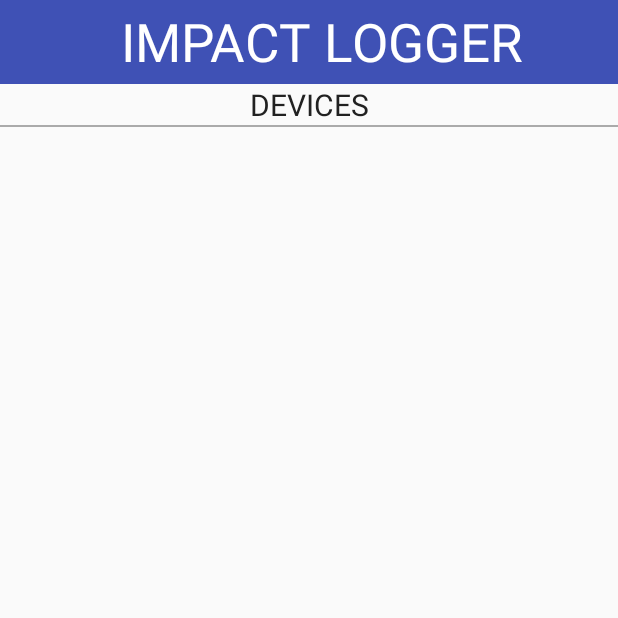
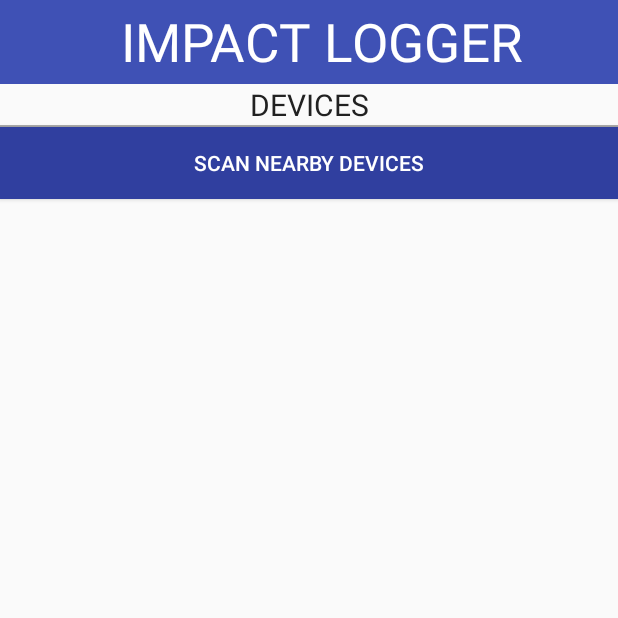
Before and after one commit to PrateeshGoswami/ImpactLogger2, an Android app: the DeviceScanActivity screen opened directly, with no data from a screen before it, on a phone screen of 412 x 824 dp, the top half of it. Run offline under Robolectric (Android 15) with nearby library versions, the phone set to English and light mode, and no system bars; 1 statement that could not run was skipped.

Commit message:
Add scan button

```diff
--- a/app/src/main/java/com/example/home/impactlogger/DeviceScanActivity.java
+++ b/app/src/main/java/com/example/home/impactlogger/DeviceScanActivity.java
@@ -17,6 +17,7 @@ import android.view.View;
 import android.view.ViewGroup;
 import android.widget.AdapterView;
 import android.widget.BaseAdapter;
+import android.widget.Button;
 import android.widget.ListView;
 import android.widget.TextView;
 import android.widget.Toast;
@@ -29,6 +30,7 @@ public class DeviceScanActivity extends AppCompatActivity {
     private boolean mScanning;
     private Handler mHandler;
     ListView listView;
+    Button scan_btn;
 
     private static final int REQUEST_ENABLE_BT = 1;
     // Stops scanning after 10 seconds.
@@ -62,6 +64,15 @@ public class DeviceScanActivity extends AppCompatActivity {
             finish();
             return;
         }
+        Button scan_btn = (Button) findViewById(R.id.bConnectionNew);
+        scan_btn.setOnClickListener(new View.OnClickListener() {
+            @Override
+            public void onClick(View v) {
+                mLeDeviceListAdapter.clear();
+                scanLeDevice(true);
+            }
+        });
+
     }
 
     @Override
--- a/app/src/main/res/layout/activity_main.xml
+++ b/app/src/main/res/layout/activity_main.xml
@@ -45,4 +45,12 @@
 
     </ListView>
     </FrameLayout>
+    <Button
+        android:id="@+id/bConnectionNew"
+        android:layout_width="match_parent"
+        android:layout_height="wrap_content"
+        android:textColor="@color/app_name"
+        android:background="@color/colorPrimaryDark"
+        android:layout_alignParentBottom="true"
+        android:text="@string/scan_device"/>
 </LinearLayout>
```
Also changed, not shown: app/src/main/res/layout/gatt_services_characteristics.xml (+16 -0 lines).
